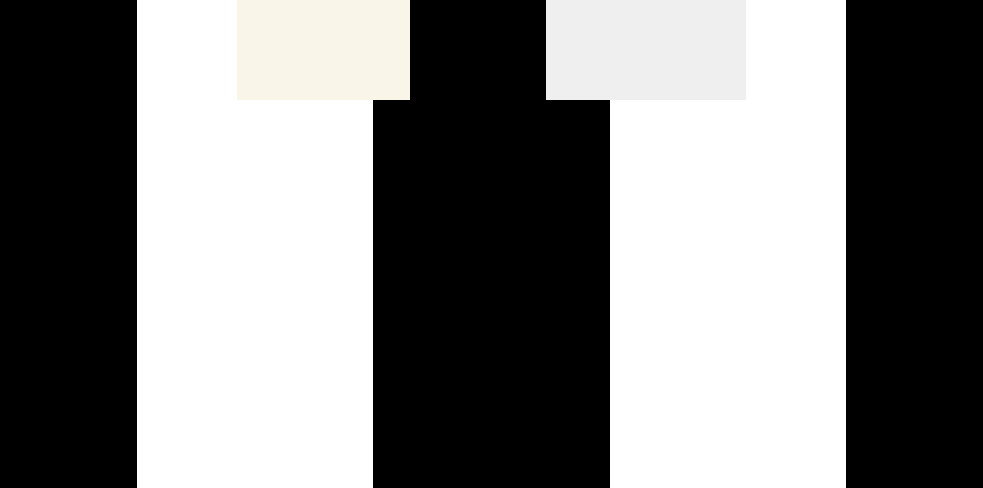
First picture: the form in mainwindow.ui, repository zrdumped/PaperPlusEBook, before the edit.
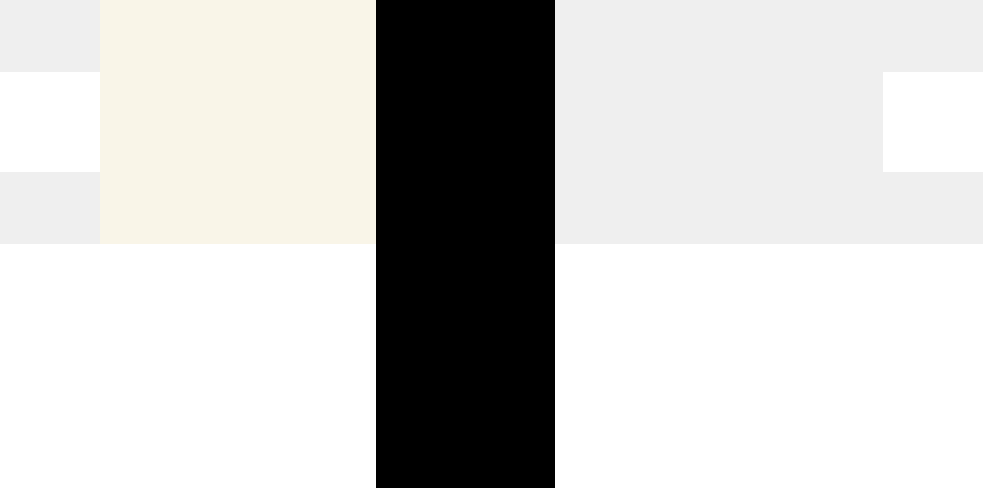
Second picture: the form after the edit.

```diff
--- a/mainwindow.ui
+++ b/mainwindow.ui
@@ -33,72 +33,19 @@
     <property name="spacing">
      <number>0</number>
     </property>
-    <item row="0" column="4">
-     <widget class="QFrame" name="rightUIBar">
-      <property name="sizePolicy">
-       <sizepolicy hsizetype="Preferred" vsizetype="Preferred">
-        <horstretch>0</horstretch>
-        <verstretch>0</verstretch>
-       </sizepolicy>
-      </property>
-      <property name="maximumSize">
-       <size>
-        <width>16777215</width>
-        <height>16777215</height>
-       </size>
-      </property>
-      <property name="frameShape">
-       <enum>QFrame::NoFrame</enum>
-      </property>
-      <property name="frameShadow">
-       <enum>QFrame::Raised</enum>
-      </property>
-      <layout class="QHBoxLayout" name="horizontalLayout_3">
-       <item>
-        <widget class="QPushButton" name="penUI">
-         <property name="text">
-          <string/>
-         </property>
-         <property name="flat">
-          <bool>true</bool>
-         </property>
-        </widget>
-       </item>
-       <item>
-        <widget class="QPushButton" name="eraserUI">
-         <property name="text">
-          <string/>
-         </property>
-         <property name="flat">
-          <bool>true</bool>
-         </property>
-        </widget>
-       </item>
-       <item>
-        <widget class="QPushButton" name="pageOffsetSetter">
-         <property name="text">
-          <string/>
-         </property>
-         <property name="flat">
-          <bool>true</bool>
-         </property>
-        </widget>
-       </item>
-       <item>
-        <widget class="QPushButton" name="dayOrNight">
-         <property name="text">
-          <string/>
-         </property>
-         <property name="flat">
-          <bool>true</bool>
-         </property>
-        </widget>
-       </item>
-      </layout>
-     </widget>
-    </item>
-    <item row="0" column="0" rowspan="2">
+    <item row="0" column="0">
      <widget class="QFrame" name="leftPadding">
+      <property name="sizePolicy">
+       <sizepolicy hsizetype="Fixed" vsizetype="Preferred">
+        <horstretch>0</horstretch>
+        <verstretch>0</verstretch>
+       </sizepolicy>
+      </property>
+      <property name="font">
+       <font>
+        <pointsize>18</pointsize>
+       </font>
+      </property>
       <property name="styleSheet">
        <string notr="true">background-color: rgb(0, 0, 0);</string>
       </property>
@@ -111,6 +58,70 @@
      </widget>
     </item>
     <item row="0" column="1">
+     <widget class="QFrame" name="frame">
+      <property name="font">
+       <font>
+        <pointsize>18</pointsize>
+       </font>
+      </property>
+      <property name="frameShape">
+       <enum>QFrame::NoFrame</enum>
+      </property>
+      <property name="frameShadow">
+       <enum>QFrame::Raised</enum>
+      </property>
+      <property name="lineWidth">
+       <number>0</number>
+      </property>
+      <layout class="QVBoxLayout" name="verticalLayout">
+       <property name="spacing">
+        <number>0</number>
+       </property>
+       <property name="leftMargin">
+        <number>0</number>
+       </property>
+       <property name="topMargin">
+        <number>0</number>
+       </property>
+       <property name="rightMargin">
+        <number>0</number>
+       </property>
+       <property name="bottomMargin">
+        <number>0</number>
+       </property>
+       <item>
+        <widget class="QFrame" name="frame_2">
+         <property name="font">
+          <font>
+           <pointsize>18</pointsize>
+          </font>
+         </property>
+         <property name="frameShape">
+          <enum>QFrame::NoFrame</enum>
+         </property>
+         <property name="frameShadow">
+          <enum>QFrame::Raised</enum>
+         </property>
+         <property name="lineWidth">
+          <number>0</number>
+         </property>
+         <layout class="QHBoxLayout" name="horizontalLayout">
+          <property name="spacing">
+           <number>0</number>
+          </property>
+          <property name="leftMargin">
+           <number>0</number>
+          </property>
+          <property name="topMargin">
+           <number>0</number>
+          </property>
+          <property name="rightMargin">
+           <number>0</number>
+          </property>
+          <property name="bottomMargin">
+           <number>0</number>
+          </property>
+          <item>
      <widget class="QFrame" name="leftQZxing">
       <property name="minimumSize">
        <size>
@@ -124,31 +135,11 @@
         <height>100</height>
        </size>
       </property>
-      <property name="styleSheet">
-       <string notr="true">background-color: rgb(255, 255, 255);</string>
-      </property>
-      <property name="frameShape">
-       <enum>QFrame::NoFrame</enum>
-      </property>
-      <property name="frameShadow">
-       <enum>QFrame::Raised</enum>
-      </property>
-     </widget>
-    </item>
-    <item row="0" column="5">
-     <widget class="QFrame" name="rightQZxing">
-      <property name="minimumSize">
-       <size>
-        <width>100</width>
-        <height>100</height>
-       </size>
-      </property>
-      <property name="maximumSize">
-       <size>
-        <width>100</width>
-        <height>100</height>
-       </size>
-      </property>
+            <property name="font">
+             <font>
+              <pointsize>18</pointsize>
+             </font>
+            </property>
       <property name="styleSheet">
        <string notr="true">background-color: rgb(255, 255, 255);</string>
       </property>
@@ -160,8 +151,13 @@
       </property>
      </widget>
     </item>
-    <item row="0" column="2">
+          <item>
      <widget class="QFrame" name="leftUIBar">
+            <property name="font">
+             <font>
+              <pointsize>18</pointsize>
+             </font>
+            </property>
       <property name="styleSheet">
        <string notr="true">background-color: rgb(249, 245, 232);
 color: rgb(38, 38, 38);</string>
@@ -175,6 +171,11 @@
       <layout class="QHBoxLayout" name="horizontalLayout_2">
        <item>
         <widget class="QLabel" name="bookName">
+               <property name="font">
+                <font>
+                 <pointsize>18</pointsize>
+                </font>
+               </property>
          <property name="text">
           <string/>
          </property>
@@ -188,6 +189,11 @@
          <property name="enabled">
           <bool>true</bool>
          </property>
+               <property name="font">
+                <font>
+                 <pointsize>18</pointsize>
+                </font>
+               </property>
          <property name="text">
           <string/>
          </property>
@@ -204,6 +210,11 @@
            <verstretch>0</verstretch>
           </sizepolicy>
          </property>
+               <property name="font">
+                <font>
+                 <pointsize>18</pointsize>
+                </font>
+               </property>
          <property name="text">
           <string/>
          </property>
@@ -220,6 +231,11 @@
        </item>
        <item>
         <widget class="QPushButton" name="noteSelector">
+               <property name="font">
+                <font>
+                 <pointsize>18</pointsize>
+                </font>
+               </property>
          <property name="text">
           <string/>
          </property>
@@ -231,61 +247,16 @@
       </layout>
      </widget>
     </item>
-    <item row="0" column="6" rowspan="2">
-     <widget class="QFrame" name="rightPadding">
-      <property name="styleSheet">
-       <string notr="true">background-color: rgb(0, 0, 0);</string>
-      </property>
-      <property name="frameShape">
-       <enum>QFrame::StyledPanel</enum>
-      </property>
-      <property name="frameShadow">
-       <enum>QFrame::Raised</enum>
-      </property>
-     </widget>
-    </item>
-    <item row="0" column="3">
-     <widget class="QFrame" name="middleUpPadding">
-      <property name="styleSheet">
-       <string notr="true">background-color: rgb(0, 0, 0);</string>
-      </property>
-      <property name="frameShape">
-       <enum>QFrame::StyledPanel</enum>
-      </property>
-      <property name="frameShadow">
-       <enum>QFrame::Raised</enum>
-      </property>
-     </widget>
-    </item>
-    <item row="1" column="1" colspan="5">
-     <widget class="QFrame" name="frame">
-      <property name="autoFillBackground">
-       <bool>false</bool>
-      </property>
-      <property name="frameShape">
-       <enum>QFrame::NoFrame</enum>
-      </property>
-      <property name="frameShadow">
-       <enum>QFrame::Raised</enum>
-      </property>
-      <layout class="QHBoxLayout" name="horizontalLayout">
-       <property name="spacing">
-        <number>0</number>
-       </property>
-       <property name="leftMargin">
-        <number>0</number>
-       </property>
-       <property name="topMargin">
-        <number>0</number>
-       </property>
-       <property name="rightMargin">
-        <number>0</number>
-       </property>
-       <property name="bottomMargin">
-        <number>0</number>
-       </property>
+         </layout>
+        </widget>
+       </item>
        <item>
         <widget class="QFrame" name="leftPage">
+         <property name="font">
+          <font>
+           <pointsize>18</pointsize>
+          </font>
+         </property>
          <property name="styleSheet">
           <string notr="true">QFrame{background-color: rgb(255, 255, 255);}
 </string>
@@ -298,8 +269,66 @@
          </property>
         </widget>
        </item>
+      </layout>
+     </widget>
+    </item>
+    <item row="0" column="2">
+     <widget class="QFrame" name="frame_5">
+      <property name="font">
+       <font>
+        <pointsize>18</pointsize>
+       </font>
+      </property>
+      <property name="frameShape">
+       <enum>QFrame::NoFrame</enum>
+      </property>
+      <property name="frameShadow">
+       <enum>QFrame::Raised</enum>
+      </property>
+      <property name="lineWidth">
+       <number>0</number>
+      </property>
+      <layout class="QVBoxLayout" name="verticalLayout_3">
+       <property name="spacing">
+        <number>0</number>
+       </property>
+       <property name="leftMargin">
+        <number>0</number>
+       </property>
+       <property name="topMargin">
+        <number>0</number>
+       </property>
+       <property name="rightMargin">
+        <number>0</number>
+       </property>
+       <property name="bottomMargin">
+        <number>0</number>
+       </property>
+       <item>
+        <widget class="QFrame" name="middleUpPadding">
+         <property name="font">
+          <font>
+           <pointsize>18</pointsize>
+          </font>
+         </property>
+         <property name="styleSheet">
+          <string notr="true">background-color: rgb(0, 0, 0);</string>
+         </property>
+         <property name="frameShape">
+          <enum>QFrame::StyledPanel</enum>
+         </property>
+         <property name="frameShadow">
+          <enum>QFrame::Raised</enum>
+         </property>
+        </widget>
+       </item>
        <item>
         <widget class="QFrame" name="middlePadding">
+         <property name="font">
+          <font>
+           <pointsize>18</pointsize>
+          </font>
+         </property>
          <property name="styleSheet">
           <string notr="true">background-color: rgb(0, 0, 0);</string>
          </property>
@@ -312,8 +341,202 @@
          <layout class="QHBoxLayout" name="horizontalLayout_4"/>
         </widget>
        </item>
+      </layout>
+     </widget>
+    </item>
+    <item row="0" column="3">
+     <widget class="QFrame" name="frame_4">
+      <property name="font">
+       <font>
+        <pointsize>18</pointsize>
+       </font>
+      </property>
+      <property name="frameShape">
+       <enum>QFrame::NoFrame</enum>
+      </property>
+      <property name="frameShadow">
+       <enum>QFrame::Raised</enum>
+      </property>
+      <property name="lineWidth">
+       <number>0</number>
+      </property>
+      <layout class="QVBoxLayout" name="verticalLayout_2">
+       <property name="spacing">
+        <number>0</number>
+       </property>
+       <property name="leftMargin">
+        <number>0</number>
+       </property>
+       <property name="topMargin">
+        <number>0</number>
+       </property>
+       <property name="rightMargin">
+        <number>0</number>
+       </property>
+       <property name="bottomMargin">
+        <number>0</number>
+       </property>
+       <item>
+        <widget class="QFrame" name="frame_3">
+         <property name="font">
+          <font>
+           <pointsize>18</pointsize>
+          </font>
+         </property>
+         <property name="frameShape">
+          <enum>QFrame::NoFrame</enum>
+         </property>
+         <property name="frameShadow">
+          <enum>QFrame::Raised</enum>
+         </property>
+         <property name="lineWidth">
+          <number>0</number>
+         </property>
+         <layout class="QHBoxLayout" name="horizontalLayout_5">
+          <property name="spacing">
+           <number>0</number>
+          </property>
+          <property name="leftMargin">
+           <number>0</number>
+          </property>
+          <property name="topMargin">
+           <number>0</number>
+          </property>
+          <property name="rightMargin">
+           <number>0</number>
+          </property>
+          <property name="bottomMargin">
+           <number>0</number>
+          </property>
+          <item>
+           <widget class="QFrame" name="rightUIBar">
+            <property name="sizePolicy">
+             <sizepolicy hsizetype="Preferred" vsizetype="Preferred">
+              <horstretch>0</horstretch>
+              <verstretch>0</verstretch>
+             </sizepolicy>
+            </property>
+            <property name="maximumSize">
+             <size>
+              <width>16777215</width>
+              <height>16777215</height>
+             </size>
+            </property>
+            <property name="font">
+             <font>
+              <pointsize>18</pointsize>
+             </font>
+            </property>
+            <property name="frameShape">
+             <enum>QFrame::NoFrame</enum>
+            </property>
+            <property name="frameShadow">
+             <enum>QFrame::Raised</enum>
+            </property>
+            <layout class="QHBoxLayout" name="horizontalLayout_3">
+             <item>
+              <widget class="QPushButton" name="penUI">
+               <property name="font">
+                <font>
+                 <pointsize>18</pointsize>
+                </font>
+               </property>
+               <property name="text">
+                <string/>
+               </property>
+               <property name="flat">
+                <bool>true</bool>
+               </property>
+              </widget>
+             </item>
+             <item>
+              <widget class="QPushButton" name="eraserUI">
+               <property name="font">
+                <font>
+                 <pointsize>18</pointsize>
+                </font>
+               </property>
+               <property name="text">
+                <string/>
+               </property>
+               <property name="flat">
+                <bool>true</bool>
+               </property>
+              </widget>
+             </item>
+             <item>
+              <widget class="QPushButton" name="pageOffsetSetter">
+               <property name="font">
+                <font>
+                 <pointsize>18</pointsize>
+                </font>
+               </property>
+               <property name="text">
+                <string/>
+               </property>
+               <property name="flat">
+                <bool>true</bool>
+               </property>
+              </widget>
+             </item>
+             <item>
+              <widget class="QPushButton" name="dayOrNight">
+               <property name="font">
+                <font>
+                 <pointsize>18</pointsize>
+                </font>
+               </property>
+               <property name="text">
+                <string/>
+               </property>
+               <property name="flat">
+                <bool>true</bool>
+               </property>
+              </widget>
+             </item>
+            </layout>
+           </widget>
+          </item>
+          <item>
+           <widget class="QFrame" name="rightQZxing">
+            <property name="minimumSize">
+             <size>
+              <width>100</width>
+              <height>100</height>
+             </size>
+            </property>
+            <property name="maximumSize">
+             <size>
+              <width>100</width>
+              <height>100</height>
+             </size>
+            </property>
+            <property name="font">
+             <font>
+              <pointsize>18</pointsize>
+             </font>
+            </property>
+            <property name="styleSheet">
+             <string notr="true">background-color: rgb(255, 255, 255);</string>
+            </property>
+            <property name="frameShape">
+             <enum>QFrame::NoFrame</enum>
+            </property>
+            <property name="frameShadow">
+             <enum>QFrame::Raised</enum>
+            </property>
+           </widget>
+          </item>
+         </layout>
+        </widget>
+       </item>
        <item>
         <widget class="QFrame" name="rightPage">
+         <property name="font">
+          <font>
+           <pointsize>18</pointsize>
+          </font>
+         </property>
          <property name="styleSheet">
           <string notr="true">QFrame{background-color: rgb(255, 255, 255);}</string>
          </property>
@@ -328,6 +551,30 @@
       </layout>
      </widget>
     </item>
+    <item row="0" column="4">
+     <widget class="QFrame" name="rightPadding">
+      <property name="sizePolicy">
+       <sizepolicy hsizetype="Fixed" vsizetype="Preferred">
+        <horstretch>0</horstretch>
+        <verstretch>0</verstretch>
+       </sizepolicy>
+      </property>
+      <property name="font">
+       <font>
+        <pointsize>18</pointsize>
+       </font>
+      </property>
+      <property name="styleSheet">
+       <string notr="true">background-color: rgb(0, 0, 0);</string>
+      </property>
+      <property name="frameShape">
+       <enum>QFrame::StyledPanel</enum>
+      </property>
+      <property name="frameShadow">
+       <enum>QFrame::Raised</enum>
+      </property>
+     </widget>
+    </item>
    </layout>
   </widget>
  </widget>
```
Lines whose indentation alone changed are shown as unchanged.
